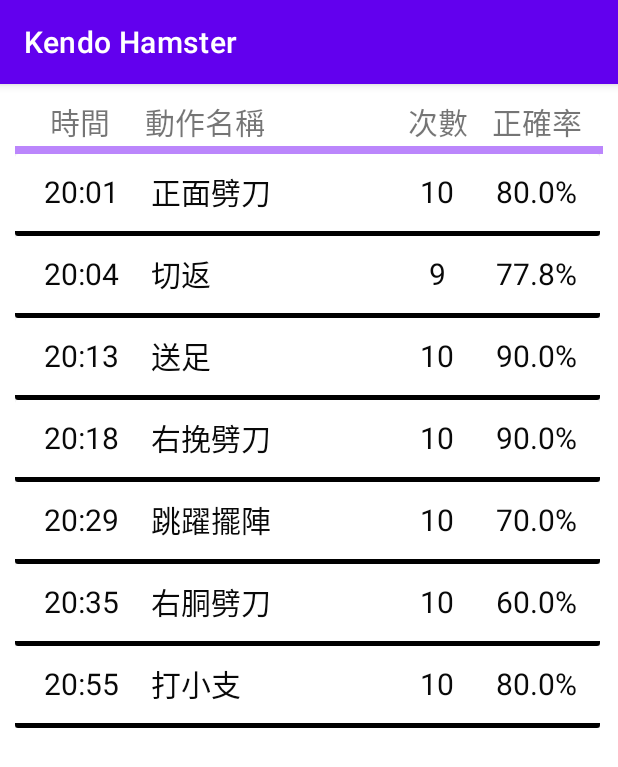
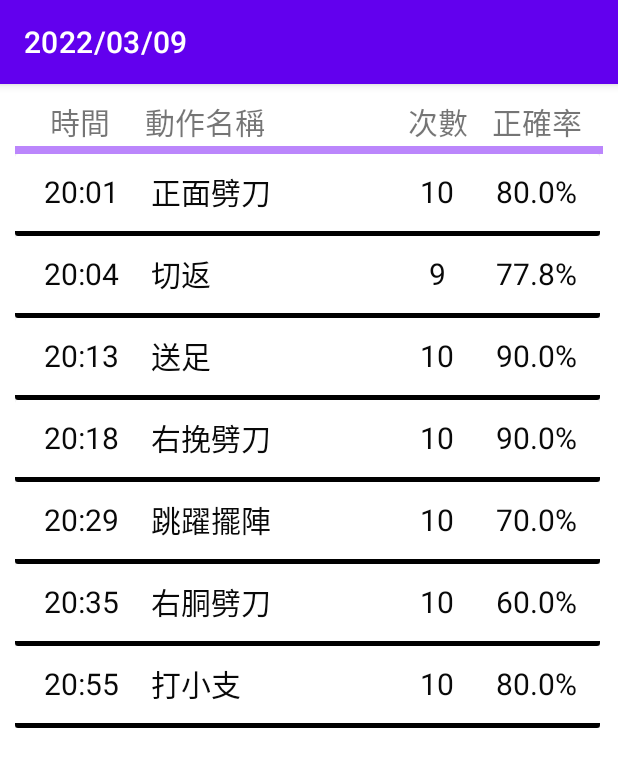
Before and after one commit to Yang-Yun-Yeh/KendoHamster, an Android app: the HistoryDailyRecord screen opened directly, with no data from a screen before it, on a phone screen of 412 x 824 dp. Shown: the top 767 px of the screen. Run offline under Robolectric (Android 15) with nearby library versions, the light colour scheme and no system bars.

Commit message:
add historyDetail

```diff
--- a/app/src/main/AndroidManifest.xml
+++ b/app/src/main/AndroidManifest.xml
@@ -11,6 +11,9 @@
         android:roundIcon="@mipmap/ic_launcher_round"
         android:supportsRtl="true"
         android:theme="@style/Theme.KendoHamster">
+        <activity
+            android:name=".HistoryDetails"
+            android:exported="false" />
         <activity
             android:name=".TrainingResult"
             android:exported="false" />
--- a/app/src/main/java/com/ncumis/kendohamster/HistoryDailyRecord.java
+++ b/app/src/main/java/com/ncumis/kendohamster/HistoryDailyRecord.java
@@ -9,6 +9,7 @@ import android.os.Bundle;
 import java.util.ArrayList;
 
 public class HistoryDailyRecord extends AppCompatActivity {
+    //== firstFragment
 
     private RecyclerView recyclerView;
     private RecyclerAdapterForHistoryList adapter;
@@ -22,6 +23,8 @@ public class HistoryDailyRecord extends AppCompatActivity {
     protected void onCreate(Bundle savedInstanceState) {
         super.onCreate(savedInstanceState);
         setContentView(R.layout.activity_history_daily_record);
+
+        setTitle("2022/03/09");
 
 
         recyclerView = findViewById(R.id.recyclerViewHistory);
--- a/app/src/main/java/com/ncumis/kendohamster/RecyclerAdapterForHistoryList.java
+++ b/app/src/main/java/com/ncumis/kendohamster/RecyclerAdapterForHistoryList.java
@@ -1,17 +1,20 @@
 package com.ncumis.kendohamster;
 
 import android.content.Context;
+import android.content.Intent;
 import android.view.LayoutInflater;
 import android.view.View;
 import android.view.ViewGroup;
 import android.widget.TextView;
+import android.widget.Toast;
 
 import androidx.annotation.NonNull;
+import androidx.cardview.widget.CardView;
 import androidx.recyclerview.widget.RecyclerView;
 
 import java.util.ArrayList;
 
-public class RecyclerAdapterForHistoryList extends RecyclerView.Adapter<RecyclerAdapterForHistoryList.HistoryRecordViewHolder> {
+public class RecyclerAdapterForHistoryList extends RecyclerView.Adapter<RecyclerAdapterForHistoryList.HistoryRecordViewHolder> implements View.OnClickListener {
 
     private ArrayList<String> timeList;
     private ArrayList<String> motionsList;
@@ -43,6 +46,8 @@ public class RecyclerAdapterForHistoryList extends RecyclerView.Adapter<Recycler
         holder.textViewCount.setText(countList.get(position).toString());
         holder.textViewCorrectRate.setText(correctRateList.get(position).toString() + "%");
         holder.textViewBar.setText("");
+        holder.cardView.setOnClickListener(this);
+
     }
 
     @Override
@@ -50,10 +55,20 @@ public class RecyclerAdapterForHistoryList extends RecyclerView.Adapter<Recycler
         return motionsList.size();
     }
 
+    @Override
+    public void onClick(View view) {
+        Intent i = new Intent(view.getContext(), HistoryDetails.class);
+        //i.putExtra("position", );
+        context.startActivity(i);
+
+
+    }
+
     //represent card_design
     public class HistoryRecordViewHolder extends RecyclerView.ViewHolder {
 
         private TextView textViewTime, textViewMotionName, textViewCount, textViewCorrectRate, textViewBar;
+        private CardView cardView;
 
         public HistoryRecordViewHolder(@NonNull View itemView) {
             super(itemView);
@@ -63,6 +78,7 @@ public class RecyclerAdapterForHistoryList extends RecyclerView.Adapter<Recycler
             textViewCount = itemView.findViewById(R.id.textViewCount);
             textViewCorrectRate = itemView.findViewById(R.id.textViewCorrect);
             textViewBar = itemView.findViewById(R.id.bar);
+            cardView = itemView.findViewById(R.id.cardViewForHistoryRecord);
 
 
         }
--- a/app/src/main/res/layout/activity_history_daily_record.xml
+++ b/app/src/main/res/layout/activity_history_daily_record.xml
@@ -63,6 +63,8 @@
         android:id="@+id/recyclerViewHistory"
         android:layout_width="match_parent"
         android:layout_height="match_parent"
-        tools:listitem="@layout/history_record" />
+        tools:listitem="@layout/history_record" >
+
+    </androidx.recyclerview.widget.RecyclerView>
 
 </LinearLayout>
```
Also changed, not shown: app/src/main/java/com/ncumis/kendohamster/HistoryDetails.java (added, +16 -0 lines), app/src/main/res/layout/activity_history_details.xml (added, +52 -0 lines), app/src/main/res/drawable/historyDetail1.png (added), app/src/main/res/drawable/historyDetail2.png (added).
